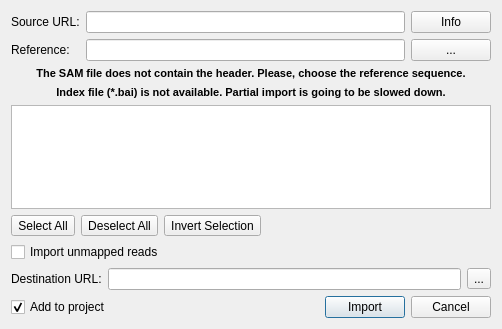
First picture: the form in src/plugins/dbi_bam/src/ConvertToSQLiteDialog.ui, repository violethaze74/ugene, before the edit.
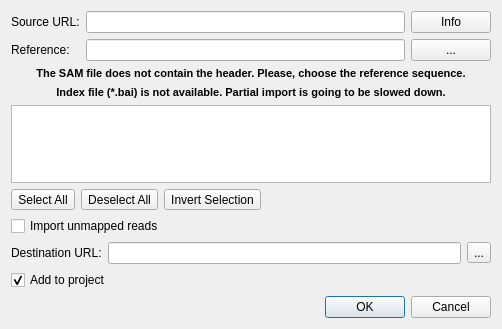
Second picture: the form after the edit.

Commit message: Help system for all dialogs, UI improvements for all dialogs.

Patch:
```diff
--- a/src/plugins/dbi_bam/src/ConvertToSQLiteDialog.ui
+++ b/src/plugins/dbi_bam/src/ConvertToSQLiteDialog.ui
@@ -178,50 +178,15 @@
        </property>
       </widget>
      </item>
-     <item>
-      <spacer name="horizontalSpacer">
-       <property name="orientation">
-        <enum>Qt::Horizontal</enum>
-       </property>
-       <property name="sizeHint" stdset="0">
-        <size>
-         <width>40</width>
-         <height>20</height>
-        </size>
-       </property>
-      </spacer>
-     </item>
-     <item>
-      <widget class="QPushButton" name="okButton">
-       <property name="enabled">
-        <bool>true</bool>
-       </property>
-       <property name="text">
-        <string>Import</string>
-       </property>
-       <property name="checkable">
-        <bool>false</bool>
-       </property>
-       <property name="autoDefault">
-        <bool>false</bool>
-       </property>
-       <property name="default">
-        <bool>true</bool>
-       </property>
-      </widget>
-     </item>
-     <item>
-      <widget class="QPushButton" name="cancelButton">
-       <property name="text">
-        <string>Cancel</string>
-       </property>
-       <property name="autoDefault">
-        <bool>true</bool>
-       </property>
-      </widget>
-     </item>
     </layout>
    </item>
+   <item>
+    <widget class="QDialogButtonBox" name="buttonBox">
+     <property name="standardButtons">
+      <set>QDialogButtonBox::Cancel|QDialogButtonBox::Ok</set>
+     </property>
+    </widget>
+   </item>
   </layout>
  </widget>
  <resources/>
```
Left out of the diff: 28 changed lines with no effect on the pictures. The commit also changes 309 other files.
